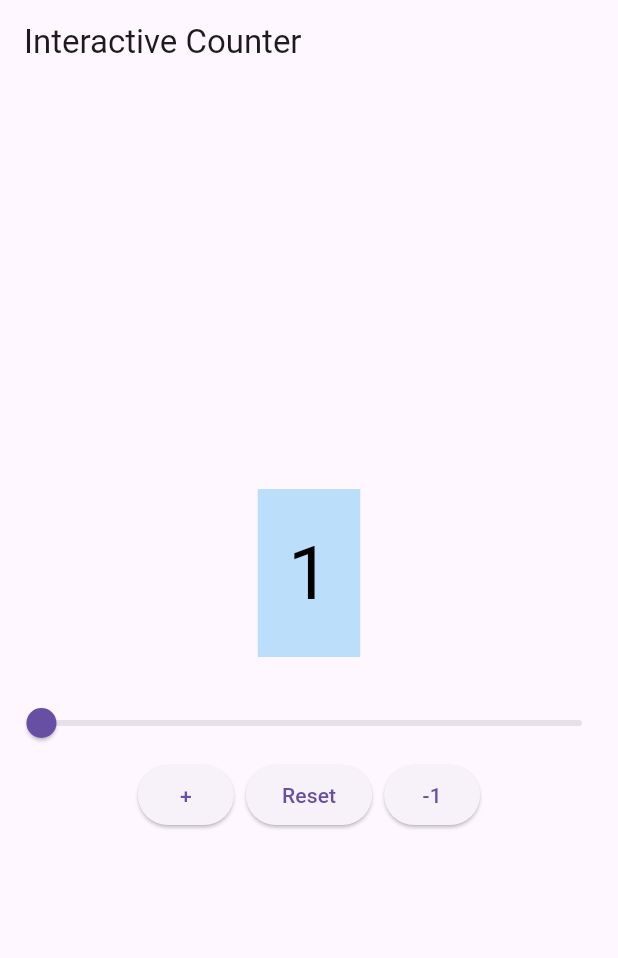
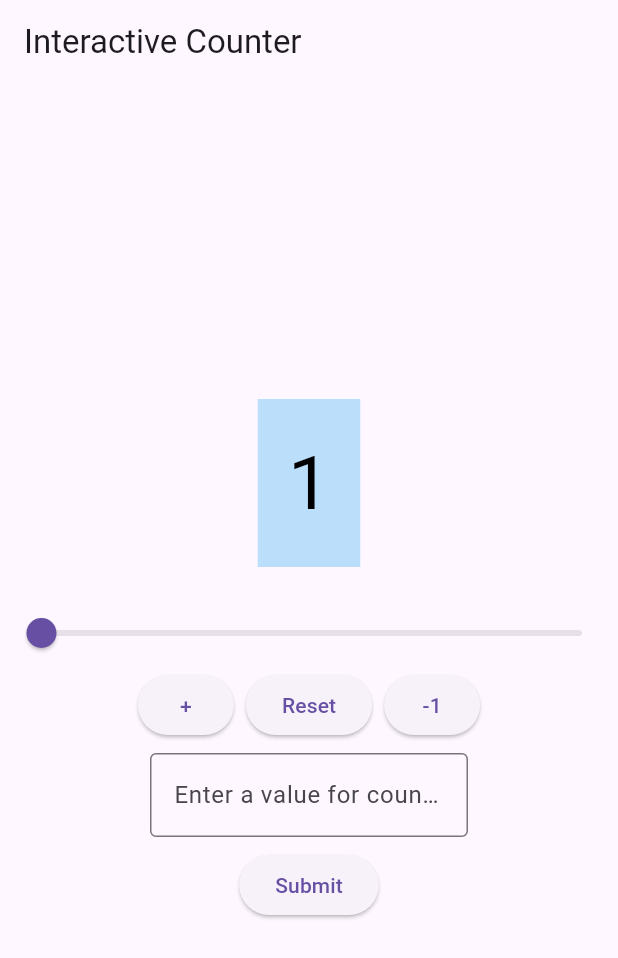
Before and after one commit to sanaul-writes-code/in-class-04-slider, a Flutter app: the screen it shows after launch, after a tap on an icon or button, on a phone screen of 412 x 824 dp. Shown: the top 958 px of the screen. Run offline on Flutter 3.47's test engine with Material 3 defaults, Android fonts, the phone set to English and light mode, and no system bars.

Commit message:
Level 3 implemented with TextField providing the custom increment value

```diff
--- a/lib/main.dart
+++ b/lib/main.dart
@@ -22,6 +22,20 @@ class CounterWidget extends StatefulWidget {
 
 class _CounterWidgetState extends State<CounterWidget> {
   int _counter = 0; // This is our STATE
+  String _textFieldValue = '';
+  final TextEditingController _controller = TextEditingController();
+  // String _alertMessage = '';
+
+  void _checkCounter(BuildContext context) {
+    int? val = int.tryParse(_textFieldValue);
+    if (val != null && val > 100) {
+      WidgetsBinding.instance.addPostFrameCallback((_) {
+        ScaffoldMessenger.of(
+          context,
+        ).showSnackBar(SnackBar(content: Text('Limit Reached!')));
+      });
+    }
+  }
 
   void increment() {
     setState(() {
@@ -49,8 +63,21 @@ class _CounterWidgetState extends State<CounterWidget> {
     return Colors.black;
   }
 
+  void setCounter(String value) {
+    int? number = int.tryParse(value);
+    if (number != null) {
+      setState(() {
+        if (number >= 0 && number <= 100) {
+          _counter = number;
+        }
+      });
+    }
+  }
+
   @override
   Widget build(BuildContext context) {
+    _checkCounter(context);
+
     return Scaffold(
       appBar: AppBar(title: Text('Interactive Counter')),
       body: Column(
@@ -88,6 +115,27 @@ class _CounterWidgetState extends State<CounterWidget> {
               ElevatedButton(onPressed: decrement, child: Text('-1')),
             ],
           ),
+          SizedBox(height: 8),
+          Padding(
+            padding: const EdgeInsets.symmetric(horizontal: 100),
+            child: TextField(
+              controller: _controller,
+              decoration: InputDecoration(
+                border: OutlineInputBorder(),
+                labelText: 'Enter a value for counter',
+              ),
+              onChanged: (value) {
+                setState(() {
+                  _textFieldValue = value;
+                });
+              },
+            ),
+          ),
+          SizedBox(height: 8),
+          ElevatedButton(
+            onPressed: () => setCounter(_textFieldValue),
+            child: Text('Submit'),
+          ),
         ],
       ),
     );
```
